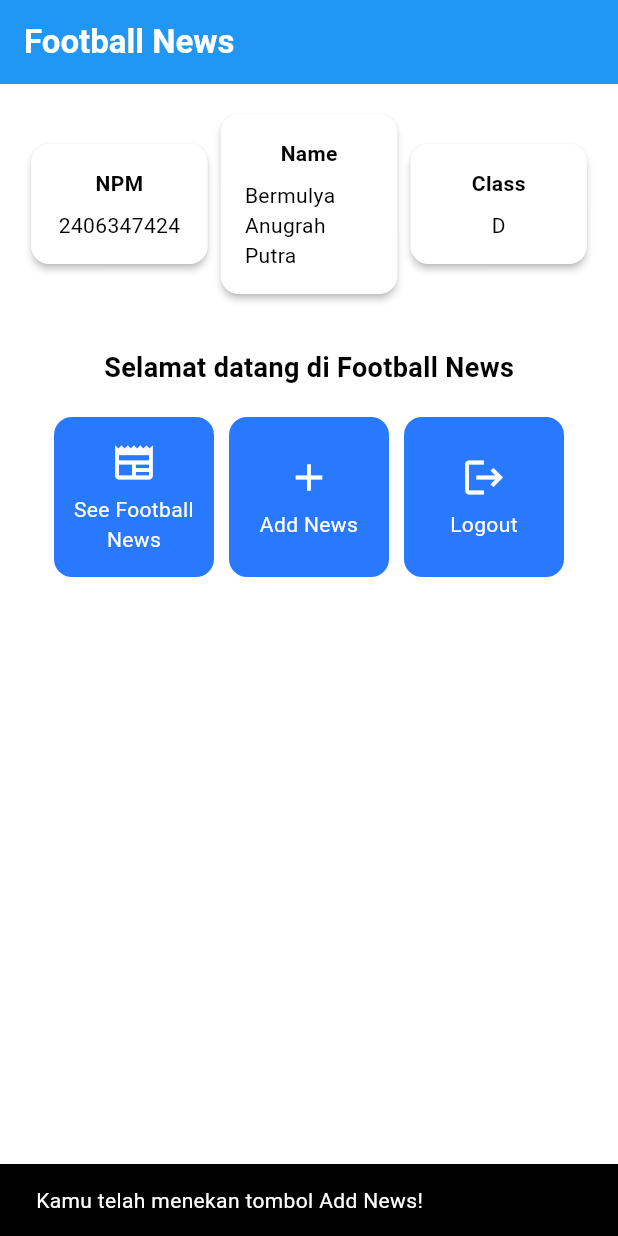
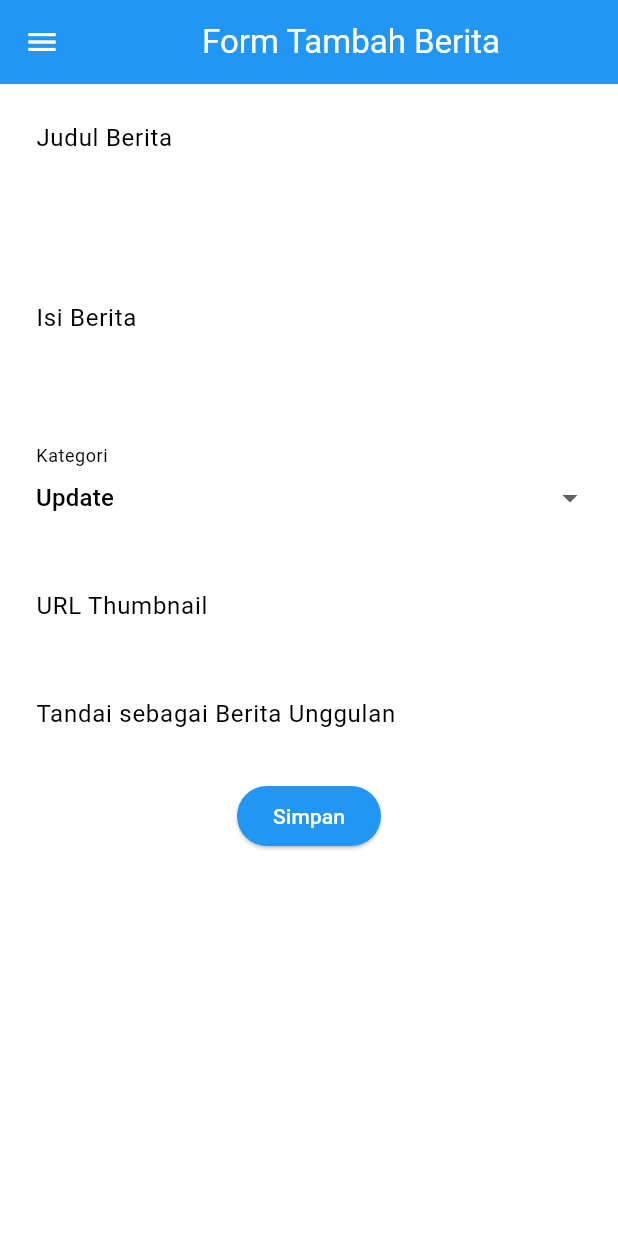
Before and after one commit to mugmold/football-news-mobile, a Flutter app: the screen it shows after launch, after a tap on "Add News", on a phone screen of 412 x 824 dp. Run offline on Flutter 3.47's test engine with Material 3 defaults, Android fonts, the phone set to English and light mode, and no system bars.

Commit message:
tutorial 7

```diff
--- a/lib/main.dart
+++ b/lib/main.dart
@@ -1,5 +1,5 @@
 import 'package:flutter/material.dart';
-import 'package:football_news/menu.dart';
+import 'package:football_news/screens/menu.dart';
 
 void main() {
   runApp(const MyApp());
@@ -13,6 +13,7 @@ class MyApp extends StatelessWidget {
   Widget build(BuildContext context) {
     return MaterialApp(
       title: 'Flutter Demo',
+      debugShowCheckedModeBanner: false,
       theme: ThemeData(
         // This is the theme of your application.
         //
--- a/lib/menu.dart
+++ b/lib/screens/menu.dart
@@ -1,4 +1,6 @@
 import 'package:flutter/material.dart';
+import 'package:football_news/widgets/left_drawer.dart';
+import 'package:football_news/widgets/news_card.dart';
 
 class MyHomePage extends StatelessWidget {
   MyHomePage({super.key});
@@ -27,6 +29,7 @@ class MyHomePage extends StatelessWidget {
         // Warna latar belakang AppBar diambil dari skema warna tema aplikasi.
         backgroundColor: Theme.of(context).colorScheme.primary,
       ),
+      drawer: LeftDrawer(),
       // Body halaman dengan padding di sekelilingnya.
       body: Padding(
         padding: const EdgeInsets.all(16.0),
@@ -128,54 +131,3 @@ class InfoCard extends StatelessWidget {
     );
   }
 }
-
-class ItemCard extends StatelessWidget {
-  // Menampilkan kartu dengan ikon dan nama.
-
-  final ItemHomepage item;
-
-  const ItemCard(this.item, {super.key});
-
-  @override
-  Widget build(BuildContext context) {
-    return Material(
-      // Menentukan warna latar belakang dari tema aplikasi.
-      color: Theme.of(context).colorScheme.secondary,
-      // Membuat sudut kartu melengkung.
-      borderRadius: BorderRadius.circular(12),
-
-      child: InkWell(
-        // Aksi ketika kartu ditekan.
-        onTap: () {
-          // Menampilkan pesan SnackBar saat kartu ditekan.
-          ScaffoldMessenger.of(context)
-            ..hideCurrentSnackBar()
-            ..showSnackBar(
-              SnackBar(
-                content: Text("Kamu telah menekan tombol ${item.name}!"),
-              ),
-            );
-        },
-        // Container untuk menyimpan Icon dan Text
-        child: Container(
-          padding: const EdgeInsets.all(8),
-          child: Center(
-            child: Column(
-              // Menyusun ikon dan teks di tengah kartu.
-              mainAxisAlignment: MainAxisAlignment.center,
-              children: [
-                Icon(item.icon, color: Colors.white, size: 30.0),
-                const Padding(padding: EdgeInsets.all(3)),
-                Text(
-                  item.name,
-                  textAlign: TextAlign.center,
-                  style: const TextStyle(color: Colors.white),
-                ),
-              ],
-            ),
-          ),
-        ),
-      ),
-    );
-  }
-}
--- /dev/null
+++ b/lib/screens/newslist_form.dart
@@ -0,0 +1,213 @@
+import 'package:flutter/material.dart';
+import 'package:football_news/widgets/left_drawer.dart';
+
+class NewsFormPage extends StatefulWidget {
+  const NewsFormPage({super.key});
+
+  @override
+  State<NewsFormPage> createState() => _NewsFormPageState();
+}
+
+class _NewsFormPageState extends State<NewsFormPage> {
+  final _formKey = GlobalKey<FormState>();
+  String _title = "";
+  String _content = "";
+  String _category = "update"; // default
+  String _thumbnail = "";
+  bool _isFeatured = false; // default
+
+  final List<String> _categories = [
+    'transfer',
+    'update',
+    'exclusive',
+    'match',
+    'rumor',
+    'analysis',
+  ];
+
+  @override
+  Widget build(BuildContext context) {
+    return Scaffold(
+      appBar: AppBar(
+        title: const Center(child: Text('Form Tambah Berita')),
+        backgroundColor: Colors.blue,
+        foregroundColor: Colors.white,
+      ),
+      drawer: LeftDrawer(),
+      body: Form(
+        key: _formKey,
+        child: SingleChildScrollView(
+          child: Column(
+            crossAxisAlignment: CrossAxisAlignment.start,
+            children: [
+              // === Title ===
+              Padding(
+                padding: const EdgeInsets.all(8.0),
+                child: TextFormField(
+                  decoration: InputDecoration(
+                    hintText: "Judul Berita",
+                    labelText: "Judul Berita",
+                    border: OutlineInputBorder(
+                      borderRadius: BorderRadius.circular(5.0),
+                    ),
+                  ),
+                  onChanged: (String? value) {
+                    setState(() {
+                      _title = value!;
+                    });
+                  },
+                  validator: (String? value) {
+                    if (value == null || value.isEmpty) {
+                      return "Judul tidak boleh kosong!";
+                    }
+                    return null;
+                  },
+                ),
+              ),
+
+              // === Content ===
+              Padding(
+                padding: const EdgeInsets.all(8.0),
+                child: TextFormField(
+                  maxLines: 5,
+                  decoration: InputDecoration(
+                    hintText: "Isi Berita",
+                    labelText: "Isi Berita",
+                    border: OutlineInputBorder(
+                      borderRadius: BorderRadius.circular(5.0),
+                    ),
+                  ),
+                  onChanged: (String? value) {
+                    setState(() {
+                      _content = value!;
+                    });
+                  },
+                  validator: (String? value) {
+                    if (value == null || value.isEmpty) {
+                      return "Isi berita tidak boleh kosong!";
+                    }
+                    return null;
+                  },
+                ),
+              ),
+
+              // === Category ===
+              Padding(
+                padding: const EdgeInsets.all(8.0),
+                child: DropdownButtonFormField<String>(
+                  decoration: InputDecoration(
+                    labelText: "Kategori",
+                    border: OutlineInputBorder(
+                      borderRadius: BorderRadius.circular(5.0),
+                    ),
+                  ),
+                  value: _category,
+                  items:
+                      _categories
+                          .map(
+                            (cat) => DropdownMenuItem(
+                              value: cat,
+                              child: Text(
+                                cat[0].toUpperCase() + cat.substring(1),
+                              ),
+                            ),
+                          )
+                          .toList(),
+                  onChanged: (String? newValue) {
+                    setState(() {
+                      _category = newValue!;
+                    });
+                  },
+                ),
+              ),
+
+              // === Thumbnail URL ===
+              Padding(
+                padding: const EdgeInsets.all(8.0),
+                child: TextFormField(
+                  decoration: InputDecoration(
+                    hintText: "URL Thumbnail (opsional)",
+                    labelText: "URL Thumbnail",
+                    border: OutlineInputBorder(
+                      borderRadius: BorderRadius.circular(5.0),
+                    ),
+                  ),
+                  onChanged: (String? value) {
+                    setState(() {
+                      _thumbnail = value!;
+                    });
+                  },
+                ),
+              ),
+
+              // === Is Featured ===
+              Padding(
+                padding: const EdgeInsets.all(8.0),
+                child: SwitchListTile(
+                  title: const Text("Tandai sebagai Berita Unggulan"),
+                  value: _isFeatured,
+                  onChanged: (bool value) {
+                    setState(() {
+                      _isFeatured = value;
+                    });
+                  },
+                ),
+              ),
+
+              Align(
+                alignment: Alignment.bottomCenter,
+                child: Padding(
+                  padding: const EdgeInsets.all(8.0),
+                  child: ElevatedButton(
+                    style: ButtonStyle(
+                      backgroundColor: WidgetStateProperty.all(Colors.blue),
+                    ),
+                    onPressed: () {
+                      if (_formKey.currentState!.validate()) {
+                        showDialog(
+                          context: context,
+                          builder: (context) {
+                            return AlertDialog(
+                              title: const Text('Berita berhasil disimpan!'),
+                              content: SingleChildScrollView(
+                                child: Column(
+                                  crossAxisAlignment: CrossAxisAlignment.start,
+                                  children: [
+                                    Text('Judul: $_title'),
+                                    Text('Isi: $_content'),
+                                    Text('Kategori: $_category'),
+                                    Text('Thumbnail: $_thumbnail'),
+                                    Text(
+                                      'Unggulan: ${_isFeatured ? "Ya" : "Tidak"}',
+                                    ),
+                                  ],
+                                ),
+                              ),
+                              actions: [
+                                TextButton(
+                                  child: const Text('OK'),
+                                  onPressed: () {
+                                    Navigator.pop(context);
+                                    _formKey.currentState!.reset();
+                                  },
+                                ),
+                              ],
+                            );
+                          },
+                        );
+                      }
+                    },
+                    child: const Text(
+                      "Simpan",
+                      style: TextStyle(color: Colors.white),
+                    ),
+                  ),
+                ),
+              ),
+            ],
+          ),
+        ),
+      ),
+    );
+  }
+}
--- /dev/null
+++ b/lib/widgets/left_drawer.dart
@@ -0,0 +1,77 @@
+import 'package:flutter/material.dart';
+import 'package:football_news/screens/menu.dart';
+import 'package:football_news/screens/newslist_form.dart';
+import 'package:football_news/screens/view_news_page.dart';
+
+class LeftDrawer extends StatelessWidget {
+  const LeftDrawer({super.key});
+
+  @override
+  Widget build(BuildContext context) {
+    return Drawer(
+      child: ListView(
+        children: [
+          const DrawerHeader(
+            decoration: BoxDecoration(color: Colors.blue),
+            child: Column(
+              children: [
+                Text(
+                  'Football News',
+                  textAlign: TextAlign.center,
+                  style: TextStyle(
+                    fontSize: 30,
+                    fontWeight: FontWeight.bold,
+                    color: Colors.white,
+                  ),
+                ),
+                Padding(padding: EdgeInsets.all(10)),
+                Text(
+                  "Seluruh berita sepak bola terkini di sini!",
+                  textAlign: TextAlign.center,
+                  style: TextStyle(
+                    fontSize: 15,
+                    color: Colors.white,
+                    fontWeight: FontWeight.normal,
+                  ),
+                ),
+              ],
+            ),
+          ),
+          ListTile(
+            leading: const Icon(Icons.home_outlined),
+            title: const Text('Home'),
+            // bagian redirection ke MyHomePage
+            onTap: () {
+              Navigator.pushReplacement(
+                context,
+                MaterialPageRoute(builder: (context) => MyHomePage()),
+              );
+            },
+          ),
+          ListTile(
+            leading: const Icon(Icons.post_add),
+            title: const Text('Add News'),
+            // bagian redirection ke NewsFormPage
+            onTap: () {
+              Navigator.push(
+                context,
+                MaterialPageRoute(builder: (context) => const NewsFormPage()),
+              );
+            },
+          ),
+          ListTile(
+            leading: const Icon(Icons.article_outlined),
+            title: const Text('View News'),
+            onTap: () {
+              // mengganti ScaffoldMessenger dengan navigasi ke halaman baru
+              Navigator.push(
+                context,
+                MaterialPageRoute(builder: (context) => const ViewNewsPage()),
+              );
+            },
+          ),
+        ],
+      ),
+    );
+  }
+}
--- /dev/null
+++ b/lib/widgets/news_card.dart
@@ -0,0 +1,66 @@
+import 'package:flutter/material.dart';
+import 'package:football_news/screens/menu.dart';
+// IMPORT BARU: Diperlukan untuk navigasi ke NewsFormPage
+import 'package:football_news/screens/newslist_form.dart';
+
+class ItemCard extends StatelessWidget {
+  // Menampilkan kartu dengan ikon dan nama.
+
+  final ItemHomepage item;
+
+  const ItemCard(this.item, {super.key});
+
+  @override
+  Widget build(BuildContext context) {
+    return Material(
+      // Menentukan warna latar belakang dari tema aplikasi.
+      color: Theme.of(context).colorScheme.secondary,
+      // Membuat sudut kartu melengkung.
+      borderRadius: BorderRadius.circular(12),
+
+      child: InkWell(
+        // Aksi ketika kartu ditekan.
+        onTap: () {
+          // Menampilkan pesan SnackBar saat kartu ditekan.
+          if (item.name != "Add News") {
+            ScaffoldMessenger.of(context)
+              ..hideCurrentSnackBar()
+              ..showSnackBar(
+                SnackBar(
+                  content: Text("Kamu telah menekan tombol ${item.name}!"),
+                ),
+              );
+          }
+
+          // PERUBAHAN DI SINI:
+          // Saya ganti "Tambah Berita" menjadi "Add News" agar sesuai
+          if (item.name == "Add News") {
+            Navigator.push(
+              context,
+              MaterialPageRoute(builder: (context) => const NewsFormPage()),
+            );
+          }
+        },
+        // Container untuk menyimpan Icon dan Text
+        child: Container(
+          padding: const EdgeInsets.all(8),
+          child: Center(
+            child: Column(
+              // Menyusun ikon dan teks di tengah kartu.
+              mainAxisAlignment: MainAxisAlignment.center,
+              children: [
+                Icon(item.icon, color: Colors.white, size: 30.0),
+                const Padding(padding: EdgeInsets.all(3)),
+                Text(
+                  item.name,
+                  textAlign: TextAlign.center,
+                  style: const TextStyle(color: Colors.white),
+                ),
+              ],
+            ),
+          ),
+        ),
+      ),
+    );
+  }
+}
```
Also changed, not shown: lib/screens/view_news_page.dart (added, +26 -0 lines).
